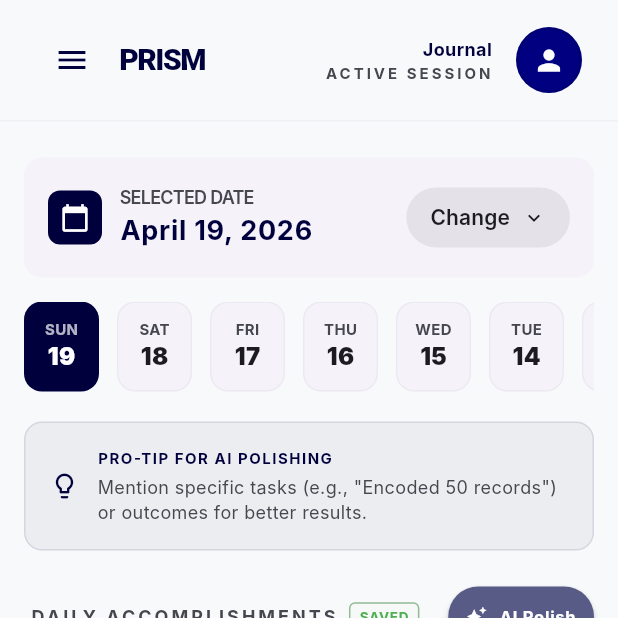
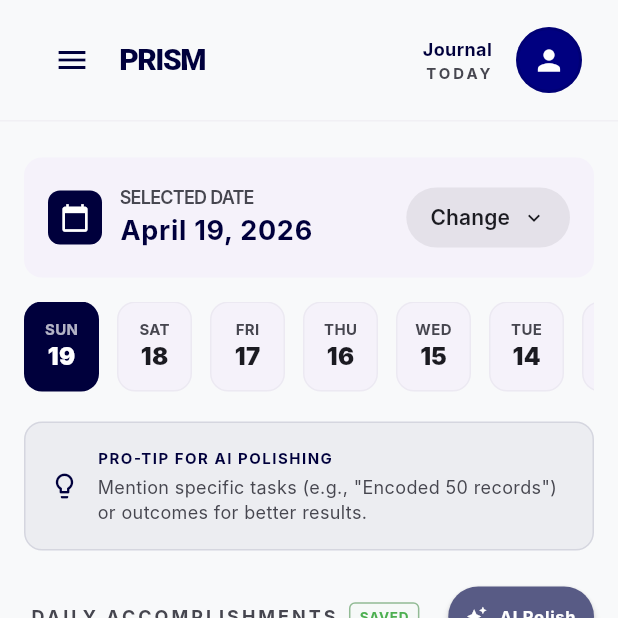
Before and after one commit to Raver-Miradora/prism, a Flutter app: the YapToReportJournal screen opened directly, on a phone screen of 412 x 824 dp, the top half of it. Run offline on Flutter 3.47's test engine with Material 3 defaults, Android fonts, the light colour scheme and no system bars; our stand-ins replace camera, flutter_riverpod, geolocator, image_picker, local_auth, pdf and 3 more; accounts and stored records are empty; Roboto replaces fonts that are missing (Inter, Public Sans).

Commit message:
feat(ui): implement dynamic session labels for YAP Journal [O5]

```diff
--- a/lib/ui/yap_to_report_journal.dart
+++ b/lib/ui/yap_to_report_journal.dart
@@ -71,6 +71,7 @@ class _YapToReportJournalState extends ConsumerState<YapToReportJournal> {
   Widget build(BuildContext context) {
     final journalState = ref.watch(yapJournalProvider);
     final isLoading = journalState.reportStatus.isLoading;
+    final isExporting = journalState.isExporting;
 
     // Keep textField in sync lazily without interrupting typing
     ref.listen(yapJournalProvider, (previous, next) {
@@ -101,7 +102,7 @@ class _YapToReportJournalState extends ConsumerState<YapToReportJournal> {
                     const SizedBox(height: 24),
                     _buildNotesInput(context, isLoading),
                     const SizedBox(height: 24),
-                    _buildExportMonthlyButton(context, journalState.selectedDate, isLoading),
+                    _buildExportMonthlyButton(context, journalState.selectedDate, isExporting),
                     const SizedBox(height: 80), // Padding
                   ],
                 ),
@@ -207,7 +208,8 @@ class _YapToReportJournalState extends ConsumerState<YapToReportJournal> {
                     ),
                   ),
                   Text(
-                    'ACTIVE SESSION',
+                    // O5: Dynamic label reflecting the actual context of the entry
+                    _getSessionLabel(date),
                     style: TextStyle(
                       fontSize: 10,
                       fontWeight: FontWeight.w700,
@@ -446,10 +448,12 @@ class _YapToReportJournalState extends ConsumerState<YapToReportJournal> {
     );
   }
 
-  Widget _buildExportMonthlyButton(BuildContext context, DateTime selectedDate, bool isLoading) {
+  Widget _buildExportMonthlyButton(BuildContext context, DateTime selectedDate, bool isExporting) {
     return Center(
-      child: OutlinedButton.icon(
-        onPressed: isLoading ? null : () async {
+      child: Tooltip(
+        message: 'Export a date-range Accomplishment Report as PDF',
+        child: OutlinedButton.icon(
+          onPressed: isExporting ? null : () async {
           final range = await showDateRangePicker(
             context: context,
             firstDate: DateTime(2025),
@@ -532,6 +536,16 @@ class _YapToReportJournalState extends ConsumerState<YapToReportJournal> {
           style: TextStyle(fontWeight: FontWeight.bold, letterSpacing: 0.5),
         ),
       ),
+      ), // closes Tooltip
     );
   }
+
+  /// O5: Returns a context-aware session label based on the selected date
+  String _getSessionLabel(DateTime date) {
+    final now = DateTime.now();
+    final isToday = date.year == now.year && date.month == now.month && date.day == now.day;
+    if (isToday) return 'TODAY';
+    if (date.isBefore(now)) return 'PAST ENTRY';
+    return 'FUTURE DATE';
+  }
 }
```
